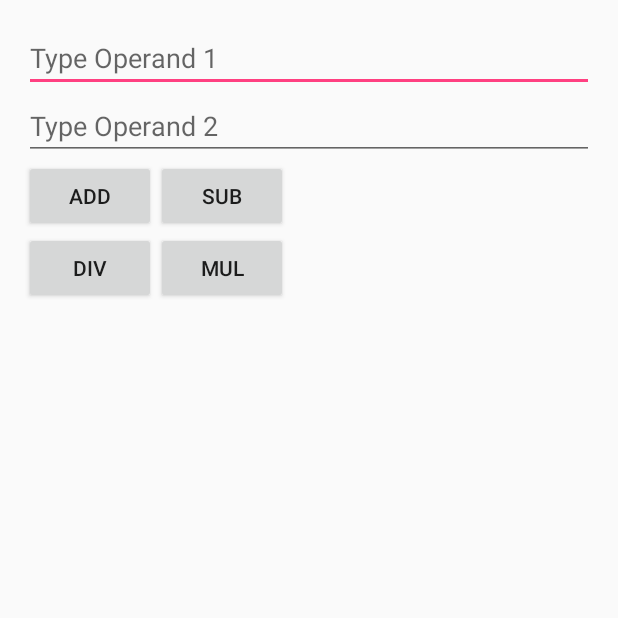
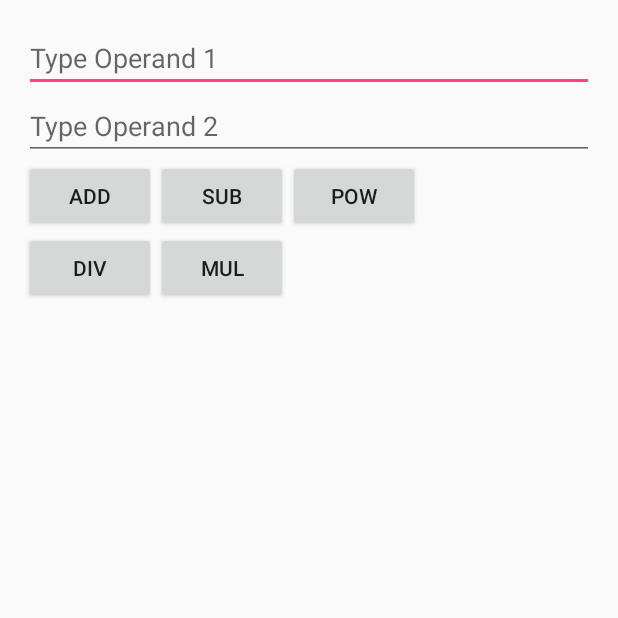
Before and after one commit to IsabelTseng/Android-APP-Development-Lab3, an Android app: the screen it shows after launch (MainActivity), on a phone screen of 412 x 824 dp, the top half of it. Run offline under Robolectric (Android 15) with nearby library versions, the phone set to English and light mode, and no system bars.

```diff
--- a/SimpleCalc/app/src/main/res/layout/activity_main.xml
+++ b/SimpleCalc/app/src/main/res/layout/activity_main.xml
@@ -60,6 +60,15 @@
             android:text="@string/sub_operation_text"/>
 
         <Button
+            android:id="@+id/operation_pow"
+            android:layout_width="wrap_content"
+            android:layout_height="wrap_content"
+            android:layout_toEndOf="@+id/operation_sub_btn"
+            android:layout_toRightOf="@+id/operation_sub_btn"
+            android:onClick="onPow"
+            android:text="@string/pow_operation_text" />
+
+        <Button
             android:id="@+id/operation_div_btn"
             android:layout_width="wrap_content"
             android:layout_height="wrap_content"
--- a/SimpleCalc/app/src/main/res/values/strings.xml
+++ b/SimpleCalc/app/src/main/res/values/strings.xml
@@ -39,5 +39,6 @@
 
     <!-- Message for textview in case of errors  -->
     <string name="computationError">Error</string>
+    <string name="pow_operation_text">Pow</string>
 
 </resources>
```
Also changed, not shown: SimpleCalc/app/src/main/java/com/example/android/SimpleCalc/Calculator.java (+10 -1 lines), SimpleCalc/app/src/main/java/com/example/android/SimpleCalc/MainActivity.java (+13 -0 lines), 5 other files.
